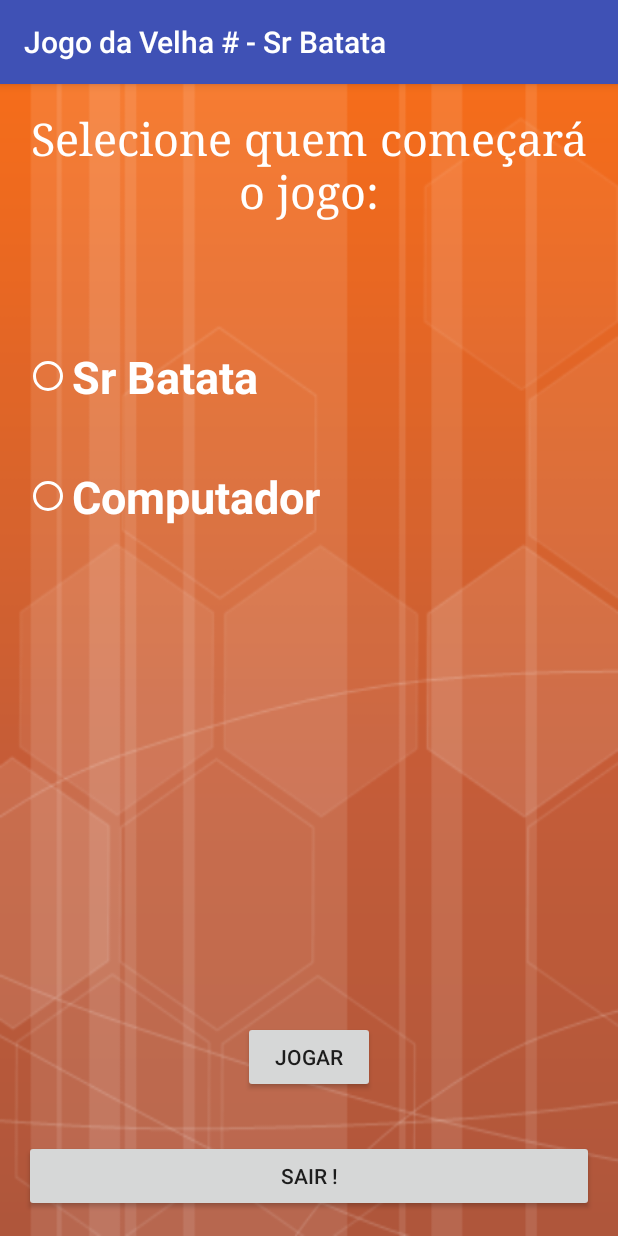
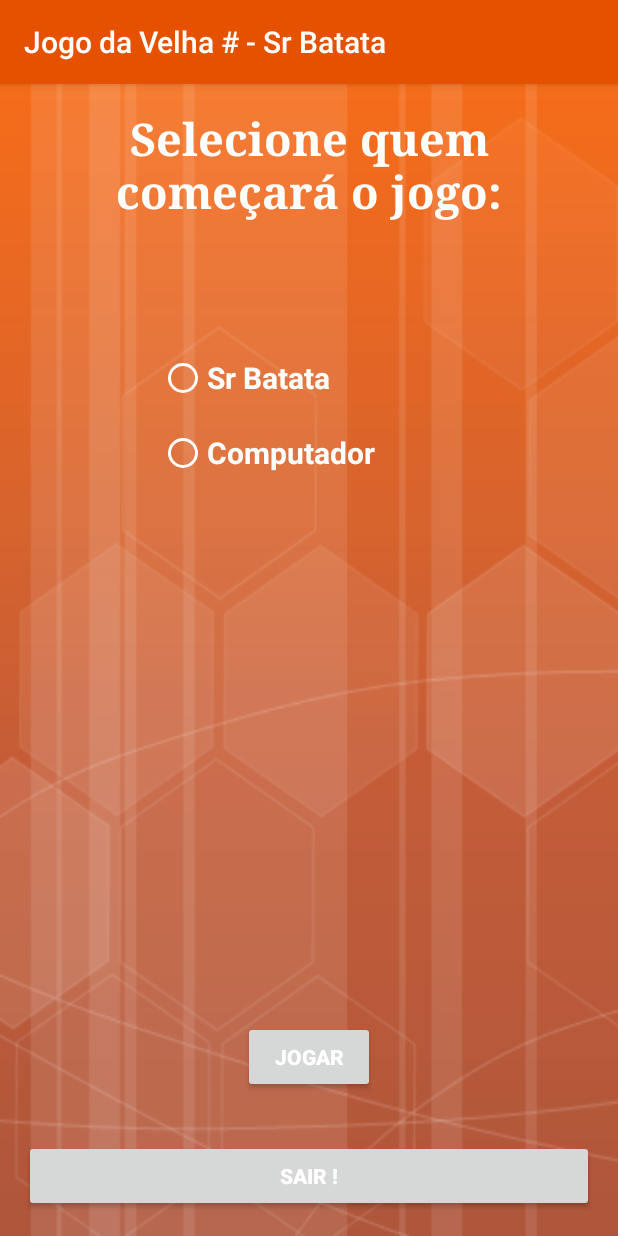
Before and after one commit to WilianFaconi37/JogoVelhaFinal, an Android app: the screen it shows after launch (MainActivity), on a phone screen of 412 x 824 dp. Run offline under Robolectric (Android 15) with nearby library versions, the phone set to English and light mode, and no system bars; libraries missing offline, so code that uses them is left out: com.facebook, com.facebook.appevents, com.facebook.login; 3 statements that could not run were skipped.

Commit message:
Feito o Layout com o Logo, quando abrir o app Ajustes em alguns layout

```diff
--- /dev/null
+++ b/app/src/main/java/com/example/wilian/jogovelha/LogoApp.java
@@ -0,0 +1,24 @@
+package com.example.wilian.jogovelha;
+
+import android.app.Activity;
+import android.content.Intent;
+import android.os.Handler;
+import android.support.v7.app.AppCompatActivity;
+import android.os.Bundle;
+
+public class LogoApp extends Activity implements Runnable {
+
+    @Override
+    public void onCreate(Bundle savedInstanceState) {
+        super.onCreate(savedInstanceState);
+        setContentView(R.layout.activity_logo_app);
+
+        Handler handler = new Handler();
+        handler.postDelayed(this, 3000);
+    }
+
+    public void run(){
+        startActivity(new Intent(this, MainActivity.class));
+        finish();
+    }
+}
--- a/app/src/main/res/layout/activity_main.xml
+++ b/app/src/main/res/layout/activity_main.xml
@@ -17,8 +17,13 @@
         android:layout_alignParentBottom="true"
         android:layout_centerHorizontal="true"
         android:text="@string/logout"
+        android:textColor="@android:color/white"
+        android:textStyle="normal|bold"
         android:textAlignment="center"
-        android:id="@+id/button4" />
+        android:id="@+id/button4"
+
+        android:foregroundGravity="bottom"
+        android:elevation="2dp"/>
 
     <TextView
         android:id="@+id/info"
@@ -38,21 +43,19 @@
         android:layout_above="@+id/button4"
         android:layout_centerHorizontal="true"
         android:layout_marginBottom="31dp"
+        android:textColor="@android:color/white"
+        android:textStyle="normal|bold"
+
         android:id="@+id/button5"
-        android:onClick="goPlayGame"/>
+        android:onClick="goPlayGame"
+        android:elevation="2dp" />
 
-    <TextView
-        android:layout_width="match_parent"
-        android:layout_height="wrap_content"
-        android:layout_gravity="fill_vertical"
-        android:text="@string/welcome"
-        android:typeface="serif"
-        android:textAlignment="center"
-        android:textSize="30sp"
-        android:textColor="@android:color/white"
-        android:layout_alignParentTop="true"
-        android:layout_alignParentStart="true"
-        android:id="@+id/textView" />
+    <RadioGroup
+        android:layout_width="220dp"
+        android:layout_height="150dp"
+        android:layout_marginLeft="90dp"
+        android:layout_marginTop="100dp"
+        >
 
         <RadioButton
             android:text="Sr Batata"
@@ -64,19 +67,34 @@
             android:buttonTint="@android:color/white"
             android:textColor="@android:color/white"
             android:textStyle="normal|bold"
-        android:textSize="30sp" />
+            android:textSize="20sp"
+            android:layout_weight="1" />
 
         <RadioButton
             android:text="Computador"
-        android:layout_width="280dp"
-        android:layout_height="50dp"
+            android:layout_width="210dp"
+            android:layout_height="40dp"
             android:layout_below="@+id/radioButton"
             android:layout_alignStart="@+id/radioButton"
-        android:layout_marginTop="30dp"
             android:id="@+id/radioButton2"
             android:buttonTint="@android:color/white"
             android:textColor="@android:color/white"
             android:textStyle="normal|bold"
-        android:textSize="30sp"/>
+            android:textSize="20sp"/>
+    </RadioGroup>
+
+    <TextView
+        android:layout_width="match_parent"
+        android:layout_height="wrap_content"
+        android:layout_gravity="fill_vertical"
+        android:text="@string/welcome"
+        android:typeface="serif"
+        android:textAlignment="center"
+        android:textSize="30sp"
+        android:textColor="@android:color/white"
+        android:textStyle="normal|bold"
+        android:id="@+id/textView"
+        android:layout_alignParentTop="true"
+        android:layout_alignParentStart="true" />
 
 </RelativeLayout>
--- a/app/src/main/res/values/colors.xml
+++ b/app/src/main/res/values/colors.xml
@@ -1,6 +1,6 @@
 <?xml version="1.0" encoding="utf-8"?>
 <resources>
-    <color name="colorPrimary">#3F51B5</color>
-    <color name="colorPrimaryDark">#303F9F</color>
-    <color name="colorAccent">#FF4081</color>
+    <color name="colorPrimary">#E65100</color>
+    <color name="colorPrimaryDark">#3E2723</color>
+    <color name="colorAccent">#BF360C</color>
 </resources>
--- a/app/src/main/res/values/strings.xml
+++ b/app/src/main/res/values/strings.xml
@@ -2,6 +2,7 @@
     <string name="app_name">Jogo da Velha # - Sr Batata </string>
 
     <string name="welcome">Selecione quem começará o jogo:</string>
+    <string name="welcome2">Bem Vindo ao Jogo da Velha # - Sr Batata</string>
 
     <string name="cancel_login">Login cancelado !</string>
     <string name="error_login">Login Erro !</string>
```
Also changed, not shown: app/src/main/AndroidManifest.xml (+13 -12 lines), app/src/main/java/com/example/wilian/jogovelha/JogoVelha.java (+4 -6 lines), app/src/main/res/layout/activity_jogo_velha.xml (+25 -6 lines), app/src/main/res/layout/activity_logo_app.xml (added, +29 -0 lines), app/src/main/res/layout/activity_result.xml (+101 -79 lines), app/src/main/res/drawable/droid.png (deleted), app/src/main/res/drawable/java.jpg (deleted), app/src/main/res/drawable/logo.png (added). Lines whose indentation alone changed are shown as unchanged.
